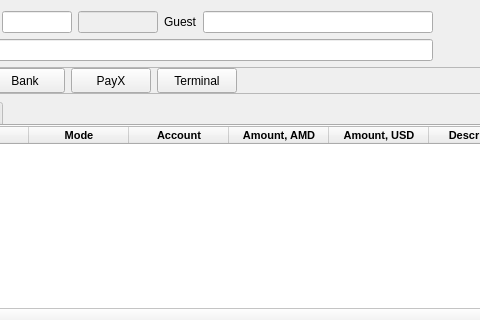
Before: the Qt Designer form Resort/dlgpaymentsdetails.ui in End1-1/Resort, drawn with Qt 5; both pictures show x 285 to 765 and y 0 to 320 of the 1005 by 548 pixel window.
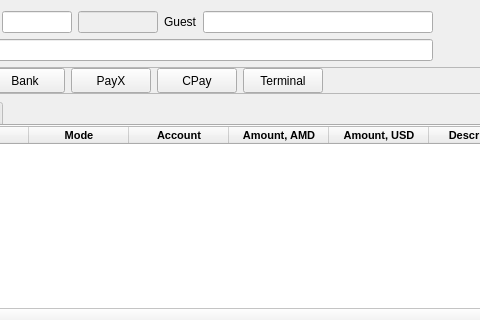
After: the same form once the commit is applied. Icons and pictures are not drawn. Custom widgets are drawn as their Qt base class.

The edit to the form file:
```diff
--- a/Resort/dlgpaymentsdetails.ui
+++ b/Resort/dlgpaymentsdetails.ui
@@ -302,6 +302,19 @@
         </property>
        </widget>
       </item>
+      <item>
+       <widget class="QPushButton" name="btnCPay">
+        <property name="minimumSize">
+         <size>
+          <width>0</width>
+          <height>25</height>
+         </size>
+        </property>
+        <property name="text">
+         <string>CPay</string>
+        </property>
+       </widget>
+      </item>
       <item>
        <widget class="QPushButton" name="btnBankPayX_2">
         <property name="minimumSize">
```
